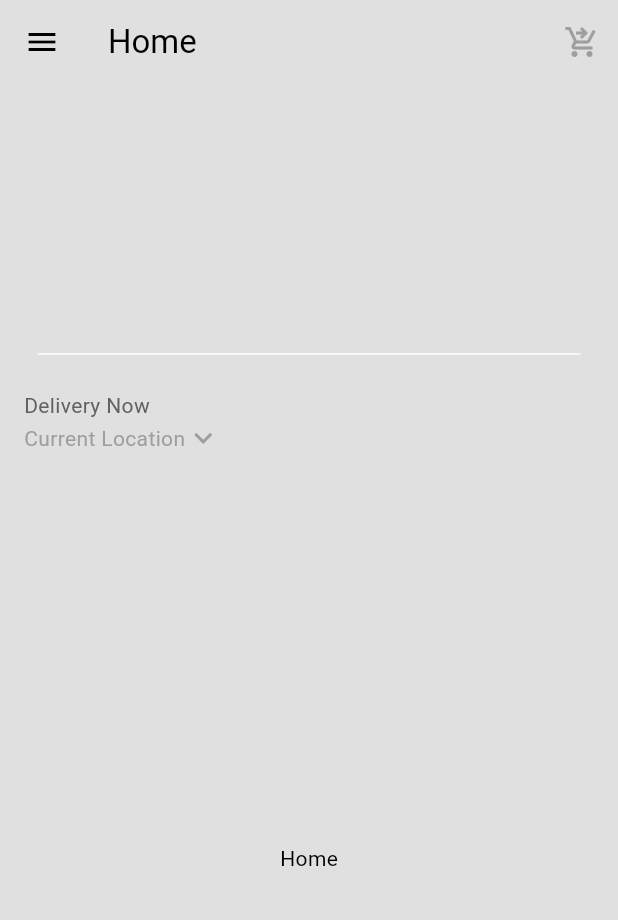
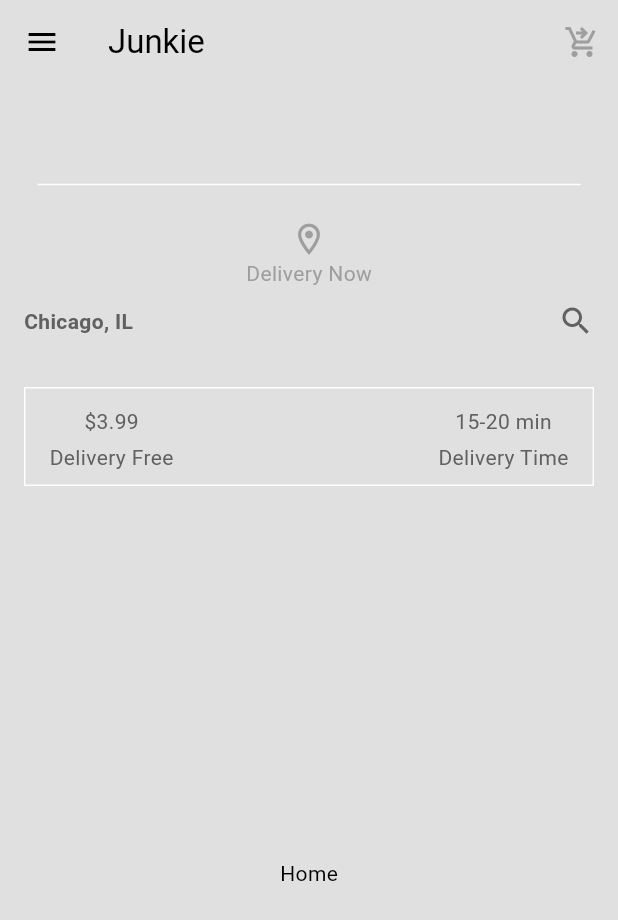
Before and after one commit to salahbm/junkie, a Flutter app: the screen it shows after launch, after a tap on "Login", on a phone screen of 412 x 824 dp. Shown: the top 920 px of the screen. Run offline on Flutter 3.47's test engine with Material 3 defaults, Android fonts, the light colour scheme and no system bars.

Commit message:
[add]: description box

```diff
--- a/lib/components/silver_bar.dart
+++ b/lib/components/silver_bar.dart
@@ -8,8 +8,8 @@ class SilverBar extends StatelessWidget {
   @override
   Widget build(BuildContext context) {
     return SliverAppBar(
-        expandedHeight: 320,
-        collapsedHeight: 120,
+        expandedHeight: 340,
+        collapsedHeight: 70,
         floating: false,
         pinned: true,
         actions: [
--- a/lib/components/curr_location.dart
+++ b/lib/screens/home/curr_location.dart
@@ -7,7 +7,9 @@ class CurrLocation extends StatelessWidget {
     showDialog(
       context: context,
       builder: (context) => AlertDialog(
-        title: const Text('Your Location'),
+        title: Text('Locations',
+            style:
+                TextStyle(color: Theme.of(context).colorScheme.inversePrimary)),
         content: const TextField(
           decoration: InputDecoration(hintText: 'Search address...'),
         ),
@@ -35,21 +37,25 @@ class CurrLocation extends StatelessWidget {
     return Padding(
         padding: const EdgeInsets.all(16.0),
         child: Column(
-          crossAxisAlignment: CrossAxisAlignment.start,
+          crossAxisAlignment: CrossAxisAlignment.center,
           children: [
+            Icon(Icons.location_on_outlined,
+                size: 25, color: Theme.of(context).colorScheme.primary),
             Text('Delivery Now',
-                style: TextStyle(
-                    color: Theme.of(context).colorScheme.inversePrimary)),
+                style: TextStyle(color: Theme.of(context).colorScheme.primary)),
+            const SizedBox(height: 10),
             GestureDetector(
               onTap: () => openLocation(context),
               child: Row(
+                mainAxisAlignment: MainAxisAlignment.spaceBetween,
                 children: [
-                  Text('Current Location',
+                  Text('Chicago, IL',
                       style: TextStyle(
-                          color: Theme.of(context).colorScheme.primary)),
+                          fontWeight: FontWeight.bold,
+                          color: Theme.of(context).colorScheme.inversePrimary)),
                   // drop down menu
-                  Icon(Icons.keyboard_arrow_down,
-                      color: Theme.of(context).colorScheme.primary)
+                  Icon(Icons.search,
+                      color: Theme.of(context).colorScheme.inversePrimary)
                 ],
               ),
             )
--- /dev/null
+++ b/lib/screens/home/description_box.dart
@@ -0,0 +1,51 @@
+import 'package:flutter/material.dart';
+
+class DescriptionBox extends StatelessWidget {
+  const DescriptionBox({super.key});
+
+  @override
+  Widget build(BuildContext context) {
+    return Container(
+      decoration: BoxDecoration(
+        border: Border.all(color: Theme.of(context).colorScheme.tertiary),
+      ),
+      padding: const EdgeInsets.symmetric(
+        horizontal: 16.0,
+        vertical: 8.0,
+      ),
+      margin: const EdgeInsets.all(16.0),
+      child: Row(
+        mainAxisAlignment: MainAxisAlignment.spaceBetween,
+        children: [
+          //delivery fee
+          Column(
+            children: [
+              Padding(
+                padding: const EdgeInsets.all(4.0),
+                child: Text('\$3.99',
+                    style: TextStyle(
+                        color: Theme.of(context).colorScheme.inversePrimary)),
+              ),
+              Text('Delivery Free',
+                  style: TextStyle(
+                      color: Theme.of(context).colorScheme.inversePrimary)),
+            ],
+          ),
+          Column(
+            children: [
+              Padding(
+                padding: const EdgeInsets.all(4.0),
+                child: Text('15-20 min',
+                    style: TextStyle(
+                        color: Theme.of(context).colorScheme.inversePrimary)),
+              ),
+              Text('Delivery Time',
+                  style: TextStyle(
+                      color: Theme.of(context).colorScheme.inversePrimary)),
+            ],
+          )
+        ],
+      ),
+    );
+  }
+}
--- a/lib/screens/home/home.dart
+++ b/lib/screens/home/home.dart
@@ -1,7 +1,8 @@
 import 'package:flutter/material.dart';
-import 'package:junkie/components/curr_location.dart';
+import 'package:junkie/screens/home/curr_location.dart';
 import 'package:junkie/components/drawer.dart';
 import 'package:junkie/components/silver_bar.dart';
+import 'package:junkie/screens/home/description_box.dart';
 
 class Home extends StatefulWidget {
   const Home({super.key});
@@ -19,7 +20,7 @@ class _HomeState extends State<Home> {
         body: NestedScrollView(
           headerSliverBuilder: (context, innerBoxIsScrolled) => [
             SilverBar(
-                title: Text('Home'),
+                title: const Text('Junkie'),
                 child: Column(
                   mainAxisAlignment: MainAxisAlignment.end,
                   children: [
@@ -31,6 +32,7 @@ class _HomeState extends State<Home> {
                     // my curr location
                     const CurrLocation(),
                     // description box
+                    const DescriptionBox(),
                   ],
                 ))
           ],
```
